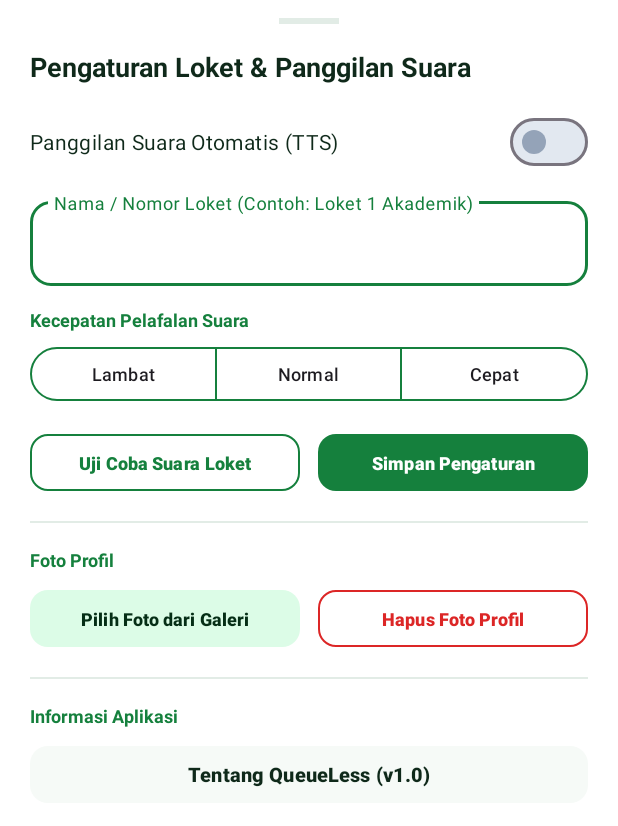
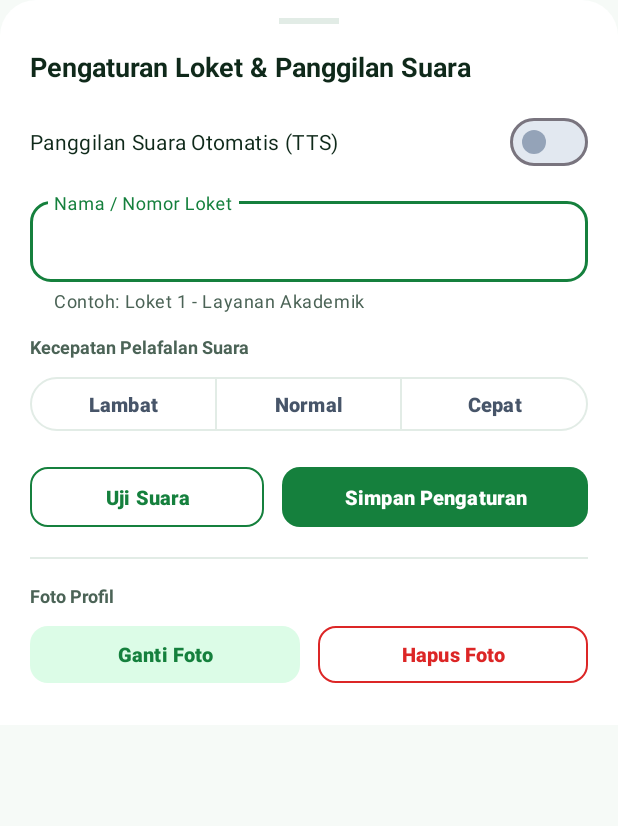
Before and after one commit to rifqialvanzoatthallah/QueueLess-Android, an Android app: the layout dialog_admin_settings.xml on its own in the app's theme, with its tools: preview values and no code run, on a phone screen of 412 x 824 dp. Shown: the top 826 px of the screen. Run offline under Robolectric (Android 15) with nearby library versions, the phone set to English and light mode, and no system bars.

Commit message:
refactor(ui): kunci tampilan aplikasi ke tema terang dan hapus mode gelap
- Mengubah parent tema utama menjadi Theme.Material3.Light.NoActionBar di themes.xml
- Menghapus resource values-night/colors.xml serta kelas QueueLessApp
- Menghapus opsi pilihan tema pada dialog pengaturan admin dan mahasiswa
- Membersihkan logika pengaturan tema di SettingsHelper, AdminHistoryFragment, dan HistoryProfileFragment

```diff
--- /dev/null
+++ b/app/src/main/res/color/toggle_button_bg.xml
@@ -0,0 +1,5 @@
+<?xml version="1.0" encoding="utf-8"?>
+<selector xmlns:android="http://schemas.android.com/apk/res/android">
+    <item android:color="@color/toggle_checked_bg" android:state_checked="true" />
+    <item android:color="@color/surface_white" />
+</selector>
--- /dev/null
+++ b/app/src/main/res/color/toggle_button_text.xml
@@ -0,0 +1,5 @@
+<?xml version="1.0" encoding="utf-8"?>
+<selector xmlns:android="http://schemas.android.com/apk/res/android">
+    <item android:color="@color/toggle_checked_text" android:state_checked="true" />
+    <item android:color="@color/toggle_unchecked_text" />
+</selector>
--- /dev/null
+++ b/app/src/main/res/drawable/bg_bottom_sheet.xml
@@ -0,0 +1,8 @@
+<?xml version="1.0" encoding="utf-8"?>
+<shape xmlns:android="http://schemas.android.com/apk/res/android"
+    android:shape="rectangle">
+    <solid android:color="@color/surface_white" />
+    <corners
+        android:topLeftRadius="24dp"
+        android:topRightRadius="24dp" />
+</shape>
--- a/app/src/main/res/drawable/ic_default_avatar.xml
+++ b/app/src/main/res/drawable/ic_default_avatar.xml
@@ -5,12 +5,12 @@
     android:viewportWidth="96"
     android:viewportHeight="96">
     <path
-        android:fillColor="#F1F5F9"
+        android:fillColor="@color/divider_gray"
         android:pathData="M0,0H96V96H0Z" />
     <path
-        android:fillColor="#64748B"
+        android:fillColor="@color/text_secondary"
         android:pathData="M48,24A14,14 0 1,1 48,52A14,14 0 1,1 48,24Z" />
     <path
-        android:fillColor="#64748B"
+        android:fillColor="@color/text_secondary"
         android:pathData="M22,82C22,67.6 33.6,58 48,58C62.4,58 74,67.6 74,82Z" />
 </vector>
--- a/app/src/main/res/layout/dialog_admin_settings.xml
+++ b/app/src/main/res/layout/dialog_admin_settings.xml
@@ -3,7 +3,7 @@
     xmlns:app="http://schemas.android.com/apk/res-auto"
     android:layout_width="match_parent"
     android:layout_height="wrap_content"
-    android:background="@color/surface_white"
+    android:background="@drawable/bg_bottom_sheet"
     android:fillViewport="true">
 
     <LinearLayout
@@ -14,7 +14,6 @@
         android:paddingTop="12dp"
         android:paddingBottom="24dp">
 
-        <!-- Handle Geser Atas -->
         <View
             android:layout_width="40dp"
             android:layout_height="4dp"
@@ -49,14 +48,18 @@
             android:layout_width="match_parent"
             android:layout_height="wrap_content"
             android:layout_marginTop="10dp"
-            android:hint="@string/hint_admin_counter_name">
+            android:hint="@string/hint_admin_counter_name"
+            app:helperText="@string/helper_admin_counter_name"
+            app:helperTextTextColor="@color/text_secondary">
 
             <com.google.android.material.textfield.TextInputEditText
                 android:id="@+id/etAdminCounterName"
                 android:layout_width="match_parent"
                 android:layout_height="wrap_content"
                 android:inputType="textCapWords"
-                android:maxLines="1" />
+                android:maxLines="1"
+                android:textColor="@color/text_primary"
+                android:textSize="14sp" />
         </com.google.android.material.textfield.TextInputLayout>
 
         <!-- Pilihan Kecepatan Pelafalan -->
@@ -65,7 +68,7 @@
             android:layout_height="wrap_content"
             android:layout_marginTop="14dp"
             android:text="@string/label_tts_speed"
-            android:textColor="@color/primary_blue"
+            android:textColor="@color/text_secondary"
             android:textSize="12sp"
             android:textStyle="bold" />
 
@@ -73,7 +76,7 @@
             android:id="@+id/toggleTtsSpeed"
             android:layout_width="match_parent"
             android:layout_height="wrap_content"
-            android:layout_marginTop="6dp"
+            android:layout_marginTop="8dp"
             app:selectionRequired="true"
             app:singleSelection="true">
 
@@ -84,8 +87,11 @@
                 android:layout_height="44dp"
                 android:layout_weight="1"
                 android:text="@string/speed_slow"
-                android:textSize="12sp"
-                app:strokeColor="@color/primary_blue" />
+                android:textColor="@color/toggle_button_text"
+                android:textSize="13sp"
+                android:textStyle="bold"
+                app:backgroundTint="@color/toggle_button_bg"
+                app:strokeColor="@color/divider_gray" />
 
             <com.google.android.material.button.MaterialButton
                 android:id="@+id/btnSpeedNormal"
@@ -94,8 +100,11 @@
                 android:layout_height="44dp"
                 android:layout_weight="1"
                 android:text="@string/speed_normal"
-                android:textSize="12sp"
-                app:strokeColor="@color/primary_blue" />
+                android:textColor="@color/toggle_button_text"
+                android:textSize="13sp"
+                android:textStyle="bold"
+                app:backgroundTint="@color/toggle_button_bg"
+                app:strokeColor="@color/divider_gray" />
 
             <com.google.android.material.button.MaterialButton
                 android:id="@+id/btnSpeedFast"
@@ -104,27 +113,31 @@
                 android:layout_height="44dp"
                 android:layout_weight="1"
                 android:text="@string/speed_fast"
-                android:textSize="12sp"
-                app:strokeColor="@color/primary_blue" />
+                android:textColor="@color/toggle_button_text"
+                android:textSize="13sp"
+                android:textStyle="bold"
+                app:backgroundTint="@color/toggle_button_bg"
+                app:strokeColor="@color/divider_gray" />
         </com.google.android.material.button.MaterialButtonToggleGroup>
 
         <!-- Tombol Uji Suara & Simpan Pengaturan -->
         <LinearLayout
             android:layout_width="match_parent"
             android:layout_height="wrap_content"
-            android:layout_marginTop="14dp"
+            android:layout_marginTop="16dp"
             android:orientation="horizontal">
 
             <com.google.android.material.button.MaterialButton
                 android:id="@+id/btnTestAdminTts"
                 style="@style/Widget.Material3.Button.OutlinedButton"
                 android:layout_width="0dp"
-                android:layout_height="46dp"
+                android:layout_height="48dp"
                 android:layout_marginEnd="6dp"
                 android:layout_weight="1"
+                android:maxLines="1"
                 android:text="@string/btn_test_tts"
                 android:textColor="@color/primary_blue"
-                android:textSize="12sp"
+                android:textSize="13sp"
                 android:textStyle="bold"
                 app:cornerRadius="12dp"
                 app:strokeColor="@color/primary_blue" />
@@ -132,12 +145,13 @@
             <com.google.android.material.button.MaterialButton
                 android:id="@+id/btnSaveAdminSettings"
                 android:layout_width="0dp"
-                android:layout_height="46dp"
+                android:layout_height="48dp"
                 android:layout_marginStart="6dp"
-                android:layout_weight="1"
+                android:layout_weight="1.3"
+                android:maxLines="1"
                 android:text="@string/btn_save_settings"
                 android:textColor="@color/text_white"
-                android:textSize="12sp"
+                android:textSize="13sp"
                 android:textStyle="bold"
                 app:backgroundTint="@color/primary_blue"
                 app:cornerRadius="12dp" />
@@ -154,7 +168,7 @@
             android:layout_width="match_parent"
             android:layout_height="wrap_content"
             android:text="@string/section_profile_photo"
-            android:textColor="@color/primary_blue"
+            android:textColor="@color/text_secondary"
             android:textSize="12sp"
             android:textStyle="bold" />
 
@@ -171,9 +185,10 @@
                 android:layout_height="46dp"
                 android:layout_marginEnd="6dp"
                 android:layout_weight="1"
+                android:maxLines="1"
                 android:text="@string/btn_choose_gallery_photo"
-                android:textColor="@color/primary_blue_dark"
-                android:textSize="12sp"
+                android:textColor="@color/primary_blue"
+                android:textSize="13sp"
                 android:textStyle="bold"
                 app:backgroundTint="@color/primary_blue_light"
                 app:cornerRadius="12dp" />
@@ -185,40 +200,13 @@
                 android:layout_height="46dp"
                 android:layout_marginStart="6dp"
                 android:layout_weight="1"
+                android:maxLines="1"
                 android:text="@string/btn_remove_profile_photo"
                 android:textColor="@color/error_red"
-                android:textSize="12sp"
+                android:textSize="13sp"
                 android:textStyle="bold"
                 app:cornerRadius="12dp"
                 app:strokeColor="@color/error_red" />
         </LinearLayout>
-
-        <View
-            android:layout_width="match_parent"
-            android:layout_height="1dp"
-            android:layout_marginVertical="16dp"
-            android:background="@color/divider_gray" />
-
-        <!-- Bagian Tentang Aplikasi -->
-        <TextView
-            android:layout_width="match_parent"
-            android:layout_height="wrap_content"
-            android:text="@string/section_about_app"
-            android:textColor="@color/primary_blue"
-            android:textSize="12sp"
-            android:textStyle="bold" />
-
-        <com.google.android.material.button.MaterialButton
-            android:id="@+id/btnAdminAboutApp"
-            style="@style/Widget.Material3.Button.TonalButton"
-            android:layout_width="match_parent"
-            android:layout_height="46dp"
-            android:layout_marginTop="8dp"
-            android:text="@string/btn_about_app"
-            android:textColor="@color/text_primary"
-            android:textSize="13sp"
-            android:textStyle="bold"
-            app:backgroundTint="@color/background_light"
-            app:cornerRadius="12dp" />
     </LinearLayout>
 </ScrollView>
--- a/app/src/main/res/values/colors.xml
+++ b/app/src/main/res/values/colors.xml
@@ -35,4 +35,17 @@
     <!-- Warna Error -->
     <color name="error_red">#DC2626</color>
     <color name="error_red_bg">#FEE2E2</color>
+
+    <!-- Warna Wadah Ikon Menu & Toggle -->
+    <color name="icon_bg_history">#EEF2FF</color>
+    <color name="icon_tint_history">#2563EB</color>
+    <color name="icon_bg_settings">#F1F5F9</color>
+    <color name="icon_tint_settings">#334155</color>
+    <color name="icon_bg_guide">#FEF3C7</color>
+    <color name="icon_tint_guide">#D97706</color>
+    <color name="icon_bg_info">#E0F2FE</color>
+    <color name="icon_tint_info">#0284C7</color>
+    <color name="toggle_checked_bg">#E6F4EA</color>
+    <color name="toggle_checked_text">#15803D</color>
+    <color name="toggle_unchecked_text">#475569</color>
 </resources>
--- a/app/src/main/res/values/strings.xml
+++ b/app/src/main/res/values/strings.xml
@@ -157,20 +157,20 @@
     <string name="cd_campus_illustration">Ilustrasi Gedung Kampus</string>
     <string name="msg_avatar_updated">Foto profil berhasil diperbarui</string>
     <string name="msg_avatar_failed">Gagal memuat foto dari galeri</string>
-    <string name="greeting_hello_user">Halo, %1\$s!</string>
+    <string name="greeting_hello_user">Halo, %1$s!</string>
     <string name="greeting_hello_default">Selamat Datang!</string>
     <string name="banner_mhs_subtitle">Ambil nomor antrean layanan akademik tanpa antre lama di loket.</string>
     <string name="banner_admin_subtitle">Kelola dan panggil antrean layanan akademik hari ini secara real-time.</string>
-    <string name="badge_active_services_count">%1\$d Layanan Tersedia</string>
-    <string name="badge_waiting_queues_count">%1\$d Antrean Menunggu</string>
+    <string name="badge_active_services_count">%1$d Layanan Tersedia</string>
+    <string name="badge_waiting_queues_count">%1$d Antrean Menunggu</string>
 
     <!-- Label Menu Pengaturan (Admin & Mahasiswa) -->
     <string name="btn_open_settings">Pengaturan Aplikasi</string>
     <string name="title_mhs_settings">Pengaturan Akun &amp; Notifikasi</string>
     <string name="title_admin_settings">Pengaturan Loket &amp; Panggilan Suara</string>
     <string name="section_profile_photo">Foto Profil</string>
-    <string name="btn_choose_gallery_photo">Pilih Foto dari Galeri</string>
-    <string name="btn_remove_profile_photo">Hapus Foto Profil</string>
+    <string name="btn_choose_gallery_photo">Ganti Foto</string>
+    <string name="btn_remove_profile_photo">Hapus Foto</string>
     <string name="msg_avatar_removed">Foto profil dikembalikan ke bawaan</string>
     <string name="section_notif_pref">Preferensi Notifikasi Antrean</string>
     <string name="label_switch_vibrate">Getaran Saat Nomor Dipanggil</string>
@@ -182,12 +182,13 @@
     <string name="about_app_message">QueueLess v1.0\nSistem Antrean Layanan Digital Kampus\nUniversitas Malikussaleh\n\nAplikasi antrean real-time dengan tiket QR Code dinamis, notifikasi panggilan langsung, dan pengumuman suara otomatis.</string>
     <string name="btn_close">Tutup</string>
     <string name="label_switch_admin_tts">Panggilan Suara Otomatis (TTS)</string>
-    <string name="hint_admin_counter_name">Nama / Nomor Loket (Contoh: Loket 1 Akademik)</string>
+    <string name="hint_admin_counter_name">Nama / Nomor Loket</string>
+    <string name="helper_admin_counter_name">Contoh: Loket 1 - Layanan Akademik</string>
     <string name="label_tts_speed">Kecepatan Pelafalan Suara</string>
     <string name="speed_slow">Lambat</string>
     <string name="speed_normal">Normal</string>
     <string name="speed_fast">Cepat</string>
-    <string name="btn_test_tts">Uji Coba Suara Loket</string>
+    <string name="btn_test_tts">Uji Suara</string>
     <string name="btn_save_settings">Simpan Pengaturan</string>
     <string name="msg_settings_saved">Pengaturan berhasil disimpan</string>
 
@@ -238,4 +239,10 @@
     <string name="guide_admin_step4_desc">Gunakan menu Pengaturan Loket &amp; Suara untuk menyesuaikan nama loket tujuan dan kecepatan pelafalan suara pengumuman.</string>
 
     <string name="btn_understand">Mengerti</string>
+
+    <!-- Label Tema Tampilan (Mode Gelap) -->
+    <string name="label_app_theme">Tema Tampilan Aplikasi</string>
+    <string name="theme_system">Sistem</string>
+    <string name="theme_light">Terang</string>
+    <string name="theme_dark">Gelap</string>
 </resources>
--- a/app/src/main/res/values/themes.xml
+++ b/app/src/main/res/values/themes.xml
@@ -1,10 +1,12 @@
 <resources xmlns:tools="http://schemas.android.com/tools">
-    <style name="Base.Theme.QueueLess" parent="Theme.Material3.DayNight.NoActionBar">
+    <style name="Base.Theme.QueueLess" parent="Theme.Material3.Light.NoActionBar">
         <item name="colorPrimary">@color/primary_blue</item>
         <item name="colorOnPrimary">@color/text_white</item>
         <item name="colorSecondary">@color/secondary_teal</item>
         <item name="colorOnSecondary">@color/text_white</item>
         <item name="android:colorBackground">@color/background_light</item>
+        <item name="colorSurface">@color/surface_white</item>
+        <item name="colorOnSurface">@color/text_primary</item>
         <item name="android:statusBarColor">@color/primary_blue_dark</item>
         <item name="android:windowLightStatusBar">false</item>
     </style>
```
Also changed, not shown: app/src/main/java/com/example/queueless/ui/admin/AdminHistoryFragment.kt (+16 -5 lines), app/src/main/java/com/example/queueless/ui/admin/AdminMainActivity.kt (+13 -0 lines), app/src/main/java/com/example/queueless/ui/mahasiswa/HistoryProfileFragment.kt (+16 -5 lines), app/src/main/java/com/example/queueless/ui/mahasiswa/MahasiswaMainActivity.kt (+12 -0 lines), app/src/main/res/layout/dialog_mhs_settings.xml (+11 -38 lines), app/src/main/res/layout/fragment_admin_history.xml (+14 -14 lines), app/src/main/res/layout/fragment_history_profile.xml (+14 -14 lines).
